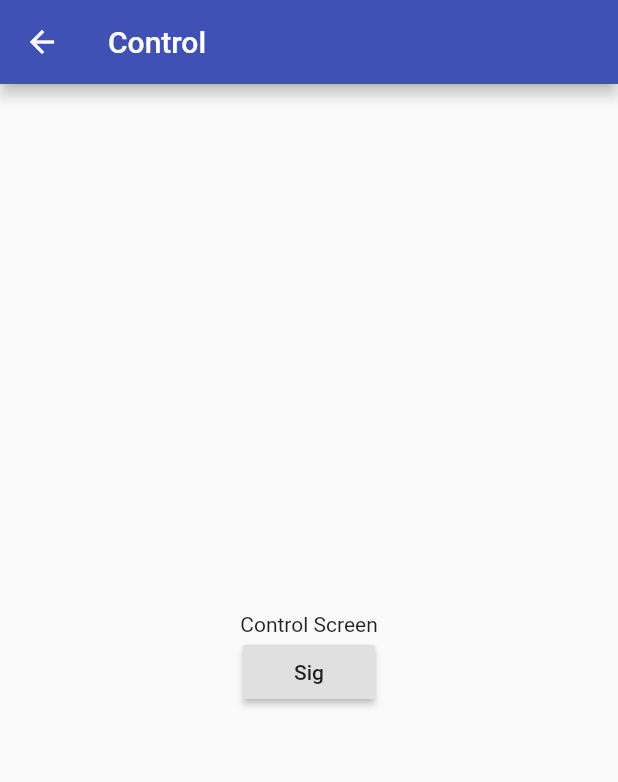
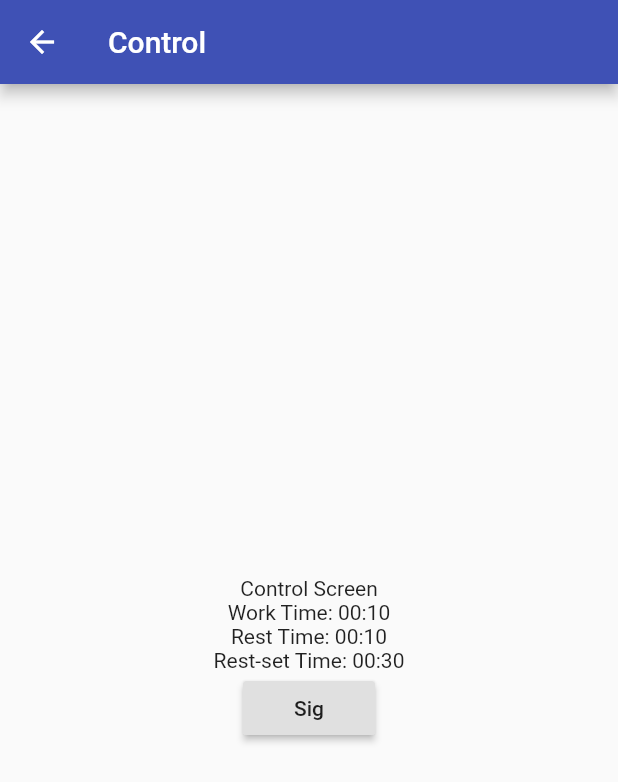
Before and after one commit to LivramentoLuciano/titan-timer-flutter-app, a Flutter app: the RoutineSettingsScreen screen opened by its route, after a tap on "Sig", on a phone screen of 412 x 824 dp. Shown: the top 782 px of the screen. Run offline on Flutter 3.47's test engine with Material 2 defaults, Android fonts, the phone set to English and light mode, and no system bars; our stand-ins replace audioplayers, flutter_blue, flutter_swiper.

Commit message:
control version: prueba Provider en Push al pasar a ControlScreen

```diff
--- a/titan_timer_control/lib/view/screens/control.dart
+++ b/titan_timer_control/lib/view/screens/control.dart
@@ -1,8 +1,13 @@
 import 'package:flutter/material.dart';
+import 'package:provider/provider.dart';
+import 'package:titan_timer_control/constants.dart';
+import 'package:titan_timer_control/model/routine.dart';
 
 class ControlScreen extends StatelessWidget {
   @override
   Widget build(BuildContext context) {
+    final routine = Provider.of<Routine>(context);
+
     return Scaffold(
       appBar: AppBar(title: Text("Control")),
       body: Center(
@@ -10,6 +15,9 @@ class ControlScreen extends StatelessWidget {
           mainAxisAlignment: MainAxisAlignment.center,
           children: [
             Text("Control Screen"),
+            Text("Work Time: ${mmss(routine.tWork)}"),
+            Text("Rest Time: ${mmss(routine.tRest)}"),
+            Text("Rest-set Time: ${mmss(routine.tRestSets)}"),
             RaisedButton(onPressed: (){}, child: Text("Sig"))
           ],
         ),
--- a/titan_timer_control/lib/view/screens/routine_settings.dart
+++ b/titan_timer_control/lib/view/screens/routine_settings.dart
@@ -2,6 +2,7 @@ import 'package:flutter/material.dart';
 import 'package:provider/provider.dart';
 import 'package:titan_timer_control/constants.dart';
 import 'package:titan_timer_control/model/routine.dart';
+import 'package:titan_timer_control/view/screens/control.dart';
 import 'package:titan_timer_control/view/widgets/time_slider.dart';
 
 class RoutineSettingsScreen extends StatelessWidget {
@@ -16,12 +17,12 @@ class RoutineSettingsScreen extends StatelessWidget {
             mainAxisAlignment: MainAxisAlignment.center,
             children: [
               TimeSlider(name: "work"),
+              Divider(thickness: 1),
               TimeSlider(name: "rest"),
+              Divider(thickness: 1),
               TimeSlider(name: "rest-set"),
-              RaisedButton(
-                onPressed: () => Navigator.of(context).pushNamed(CONTROL_ROUTE),
-                child: Text("Sig"),
-              )
+              Divider(thickness: 1),
+              _ConfirmButton()
             ],
           ),
         ),
@@ -29,3 +30,25 @@ class RoutineSettingsScreen extends StatelessWidget {
     );
   }
 }
+
+class _ConfirmButton extends StatelessWidget {
+  @override
+  Widget build(BuildContext context) {
+    final routine = Provider.of<Routine>(context);
+
+    return RaisedButton(
+      // onPressed: () => Navigator.of(context).pushNamed(CONTROL_ROUTE),
+      onPressed: () => Navigator.of(context).push(
+        MaterialPageRoute(
+          builder: (context) {
+            return ChangeNotifierProvider<Routine>(
+              create: (context) => routine,
+              child: ControlScreen(),
+            );
+          },
+        ),
+      ),
+      child: Text("Sig"),
+    );
+  }
+}
```
